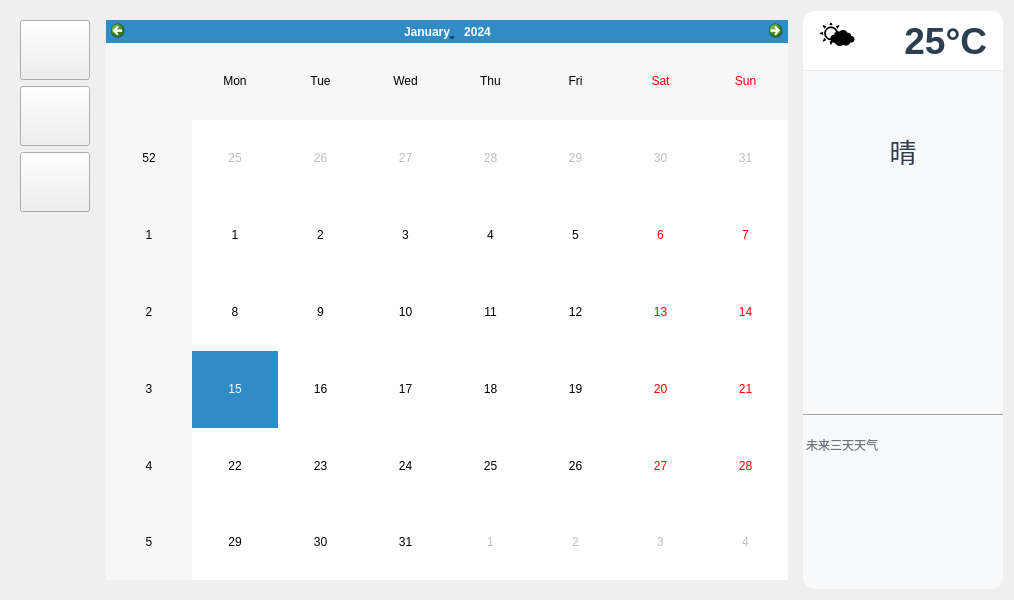
The window that Widget.ui (WeN1nG/DataAssistant) describes before a commit, drawn with Qt 5.
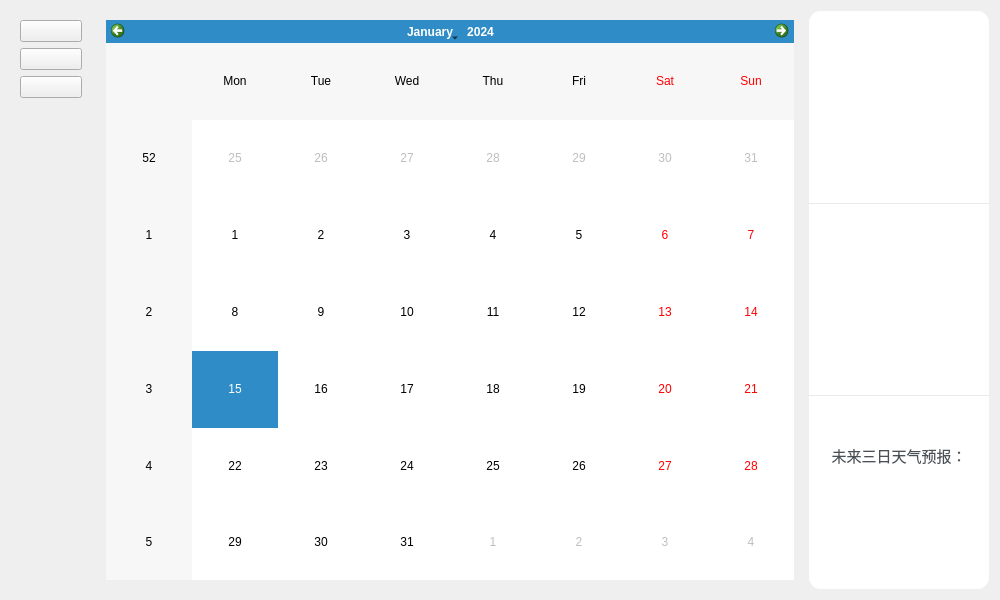
The same window after the commit.

What changed in the file:
```diff
--- a/Widget.ui
+++ b/Widget.ui
@@ -31,18 +31,6 @@
      <layout class="QVBoxLayout" name="verticalLayout">
       <item>
        <widget class="QPushButton" name="addScheduleButton">
-        <property name="minimumSize">
-         <size>
-          <width>70</width>
-          <height>60</height>
-         </size>
-        </property>
-        <property name="maximumSize">
-         <size>
-          <width>70</width>
-          <height>60</height>
-         </size>
-        </property>
         <property name="toolTip">
          <string>添加日程</string>
         </property>
@@ -51,26 +39,14 @@
         </property>
         <property name="iconSize">
          <size>
-          <width>32</width>
-          <height>32</height>
+          <width>24</width>
+          <height>24</height>
          </size>
         </property>
        </widget>
       </item>
       <item>
        <widget class="QPushButton" name="viewAllSchedulesButton">
-        <property name="minimumSize">
-         <size>
-          <width>70</width>
-          <height>60</height>
-         </size>
-        </property>
-        <property name="maximumSize">
-         <size>
-          <width>70</width>
-          <height>60</height>
-         </size>
-        </property>
         <property name="toolTip">
          <string>查看所有日程</string>
         </property>
@@ -79,26 +55,14 @@
         </property>
         <property name="iconSize">
          <size>
-          <width>32</width>
-          <height>32</height>
+          <width>24</width>
+          <height>24</height>
          </size>
         </property>
        </widget>
       </item>
       <item>
        <widget class="QPushButton" name="settingsButton">
-        <property name="minimumSize">
-         <size>
-          <width>70</width>
-          <height>60</height>
-         </size>
-        </property>
-        <property name="maximumSize">
-         <size>
-          <width>70</width>
-          <height>60</height>
-         </size>
-        </property>
         <property name="toolTip">
          <string>设置</string>
         </property>
@@ -107,8 +71,8 @@
         </property>
         <property name="iconSize">
          <size>
-          <width>32</width>
-          <height>32</height>
+          <width>24</width>
+          <height>24</height>
          </size>
         </property>
        </widget>
@@ -155,13 +119,13 @@
     <widget class="QWidget" name="weatherWidget" native="true">
      <property name="minimumSize">
       <size>
-       <width>200</width>
+       <width>180</width>
        <height>0</height>
       </size>
      </property>
      <property name="maximumSize">
       <size>
-       <width>200</width>
+       <width>180</width>
        <height>16777215</height>
       </size>
      </property>
@@ -190,189 +154,250 @@
        <number>0</number>
       </property>
       <item>
-       <widget class="QWidget" name="weatherHeaderWidget" native="true">
-        <property name="minimumSize">
-         <size>
-          <width>0</width>
-          <height>60</height>
-         </size>
-        </property>
-        <property name="maximumSize">
-         <size>
-          <width>16777215</width>
-          <height>60</height>
-         </size>
-        </property>
+       <widget class="QFrame" name="dateFrame">
         <property name="styleSheet">
-         <string notr="true">#weatherHeaderWidget {
+         <string notr="true">#dateFrame {
  background-color: #ffffff;
  border-top-left-radius: 12px;
  border-top-right-radius: 12px;
  border-bottom: 1px solid #e9ecef;
- padding: 0px 16px;
-}</string>
+ padding: 12px 8px;
+}
+</string>
         </property>
-        <layout class="QHBoxLayout" name="horizontalLayout_2">
+        <layout class="QVBoxLayout" name="dateLayout">
          <property name="spacing">
-          <number>8</number>
+          <number>4</number>
          </property>
          <property name="leftMargin">
-          <number>16</number>
+          <number>8</number>
          </property>
          <property name="topMargin">
           <number>12</number>
          </property>
          <property name="rightMargin">
-          <number>16</number>
+          <number>8</number>
          </property>
          <property name="bottomMargin">
           <number>12</number>
          </property>
-         <item>
-          <widget class="QLabel" name="weatherIconLabel">
-           <property name="minimumSize">
-            <size>
-             <width>36</width>
-             <height>36</height>
-            </size>
-           </property>
-           <property name="maximumSize">
-            <size>
-             <width>36</width>
-             <height>36</height>
-            </size>
-           </property>
-           <property name="font">
-            <font>
-             <pointsize>24</pointsize>
-            </font>
-           </property>
-           <property name="text">
-            <string>🌤️</string>
-           </property>
-           <property name="alignment">
-            <set>Qt::AlignmentFlag::AlignCenter</set>
-           </property>
-          </widget>
-         </item>
-         <item>
-          <widget class="QLabel" name="temperatureLabel">
-           <property name="font">
-            <font>
-             <family>Segoe UI</family>
-             <pointsize>28</pointsize>
-             <weight>75</weight>
-             <bold>true</bold>
-            </font>
-           </property>
-           <property name="styleSheet">
-            <string notr="true">color: #2c3e50;</string>
-           </property>
-           <property name="text">
-            <string>25°C</string>
-           </property>
-           <property name="alignment">
-            <set>Qt::AlignmentFlag::AlignRight|Qt::AlignmentFlag::AlignVCenter</set>
-           </property>
-          </widget>
-         </item>
-        </layout>
-       </widget>
-      </item>
-      <item>
-       <widget class="QWidget" name="weatherContentWidget" native="true">
-        <property name="styleSheet">
-         <string notr="true">#weatherContentWidget {
- background-color: transparent;
- padding: 16px;
-}</string>
-        </property>
-        <layout class="QVBoxLayout" name="verticalLayout_4">
-         <property name="spacing">
-          <number>12</number>
-         </property>
-         <property name="leftMargin">
-          <number>0</number>
-         </property>
-         <property name="topMargin">
-          <number>0</number>
-         </property>
-         <property name="rightMargin">
-          <number>0</number>
-         </property>
-         <property name="bottomMargin">
-          <number>0</number>
-         </property>
-         <item>
-          <widget class="QLabel" name="weatherConditionLabel">
-           <property name="font">
-            <font>
-             <family>Microsoft YaHei</family>
-             <pointsize>20</pointsize>
-             <weight>60</weight>
-             <bold>true</bold>
-            </font>
-           </property>
-           <property name="styleSheet">
-            <string notr="true">color: #2c3e50;
-padding: 8px 0px;</string>
-           </property>
-           <property name="text">
-            <string>晴</string>
-           </property>
-           <property name="alignment">
-            <set>Qt::AlignmentFlag::AlignCenter</set>
-           </property>
-          </widget>
-         </item>
          <item>
           <widget class="QLabel" name="dateLabel">
            <property name="font">
             <font>
              <family>Microsoft YaHei</family>
+             <pointsize>20</pointsize>
+             <weight>75</weight>
+             <bold>true</bold>
+            </font>
+           </property>
+           <property name="styleSheet">
+            <string notr="true">color: #2c3e50;</string>
+           </property>
+           <property name="text">
+            <string></string>
+           </property>
+           <property name="alignment">
+            <set>Qt::AlignmentFlag::AlignCenter</set>
+           </property>
+          </widget>
+         </item>
+         <item>
+          <widget class="QLabel" name="lunarLabel">
+           <property name="font">
+            <font>
+             <family>Microsoft YaHei</family>
+             <pointsize>12</pointsize>
+            </font>
+           </property>
+           <property name="styleSheet">
+            <string notr="true">color: #6c757d;</string>
+           </property>
+           <property name="text">
+            <string></string>
+           </property>
+           <property name="alignment">
+            <set>Qt::AlignmentFlag::AlignCenter</set>
+           </property>
+          </widget>
+         </item>
+         <item>
+          <widget class="QLabel" name="solarTermLabel">
+           <property name="font">
+            <font>
+             <family>Microsoft YaHei</family>
              <pointsize>11</pointsize>
+             <weight>60</weight>
             </font>
            </property>
            <property name="styleSheet">
-            <string notr="true">color: #868e96;
-padding: 4px 0px;</string>
+            <string notr="true">color: #495057;</string>
            </property>
            <property name="text">
-            <string/>
+            <string></string>
            </property>
            <property name="alignment">
             <set>Qt::AlignmentFlag::AlignCenter</set>
            </property>
           </widget>
          </item>
+        </layout>
+       </widget>
+      </item>
+      <item>
+       <widget class="QFrame" name="weatherFrame">
+        <property name="styleSheet">
+         <string notr="true">#weatherFrame {
+ background-color: #ffffff;
+ border-bottom: 1px solid #e9ecef;
+ padding: 16px 8px;
+}
+</string>
+        </property>
+        <layout class="QVBoxLayout" name="weatherLayout">
+         <property name="spacing">
+          <number>6</number>
+         </property>
+         <property name="leftMargin">
+          <number>8</number>
+         </property>
+         <property name="topMargin">
+          <number>16</number>
+         </property>
+         <property name="rightMargin">
+          <number>8</number>
+         </property>
+         <property name="bottomMargin">
+          <number>16</number>
+         </property>
          <item>
-          <widget class="Line" name="line">
+          <widget class="QLabel" name="weatherConditionLabel">
+           <property name="font">
+            <font>
+             <family>Microsoft YaHei</family>
+             <pointsize>18</pointsize>
+             <weight>75</weight>
+             <bold>true</bold>
+            </font>
+           </property>
            <property name="styleSheet">
-            <string notr="true">color: #e9ecef;</string>
+            <string notr="true">color: #2c3e50;</string>
            </property>
-           <property name="orientation">
-            <enum>Qt::Horizontal</enum>
+           <property name="text">
+            <string></string>
            </property>
+           <property name="alignment">
+            <set>Qt::AlignmentFlag::AlignCenter</set>
+           </property>
           </widget>
          </item>
          <item>
-          <widget class="QLabel" name="forecastLabel">
+          <widget class="QLabel" name="temperatureRangeLabel">
            <property name="font">
             <font>
              <family>Microsoft YaHei</family>
-             <pointsize>9</pointsize>
+             <pointsize>14</pointsize>
+             <weight>50</weight>
+            </font>
+           </property>
+           <property name="styleSheet">
+            <string notr="true">color: #495057;</string>
+           </property>
+           <property name="text">
+            <string></string>
+           </property>
+           <property name="alignment">
+            <set>Qt::AlignmentFlag::AlignCenter</set>
+           </property>
+          </widget>
+         </item>
+         <item>
+          <widget class="QLabel" name="temperatureTrendLabel">
+           <property name="font">
+            <font>
+             <family>Microsoft YaHei</family>
+             <pointsize>11</pointsize>
+             <weight>50</weight>
+            </font>
+           </property>
+           <property name="styleSheet">
+            <string notr="true">color: #6c757d;</string>
+           </property>
+           <property name="text">
+            <string></string>
+           </property>
+           <property name="alignment">
+            <set>Qt::AlignmentFlag::AlignCenter</set>
+           </property>
+          </widget>
+         </item>
+        </layout>
+       </widget>
+      </item>
+      <item>
+       <widget class="QFrame" name="forecastFrame">
+        <property name="styleSheet">
+         <string notr="true">#forecastFrame {
+ background-color: #ffffff;
+ border-bottom-left-radius: 12px;
+ border-bottom-right-radius: 12px;
+ padding: 12px 8px;
+}
+</string>
+        </property>
+        <layout class="QVBoxLayout" name="forecastLayout">
+         <property name="spacing">
+          <number>6</number>
+         </property>
+         <property name="leftMargin">
+          <number>8</number>
+         </property>
+         <property name="topMargin">
+          <number>12</number>
+         </property>
+         <property name="rightMargin">
+          <number>8</number>
+         </property>
+         <property name="bottomMargin">
+          <number>12</number>
+         </property>
+         <item>
+          <widget class="QLabel" name="forecastTitleLabel">
+           <property name="font">
+            <font>
+             <family>Microsoft YaHei</family>
+             <pointsize>11</pointsize>
+             <weight>60</weight>
+            </font>
+           </property>
+           <property name="styleSheet">
+            <string notr="true">color: #495057;</string>
+           </property>
+           <property name="text">
+            <string>未来三日天气预报：</string>
+           </property>
+           <property name="alignment">
+            <set>Qt::AlignmentFlag::AlignCenter</set>
+           </property>
+          </widget>
+         </item>
+         <item>
+          <widget class="QLabel" name="forecastContentLabel">
+           <property name="font">
+            <font>
+             <family>Microsoft YaHei</family>
+             <pointsize>12</pointsize>
             </font>
            </property>
            <property name="styleSheet">
             <string notr="true">color: #6c757d;
-padding: 4px 0px;
-line-height: 1.5;</string>
+line-height: 1.8;</string>
            </property>
            <property name="text">
-            <string>未来三天天气</string>
+            <string/>
            </property>
            <property name="alignment">
-            <set>Qt::AlignmentFlag::AlignLeading|Qt::AlignmentFlag::AlignLeft|Qt::AlignmentFlag::AlignTop</set>
+            <set>Qt::AlignmentFlag::AlignCenter</set>
            </property>
            <property name="wordWrap">
             <bool>true</bool>
```
